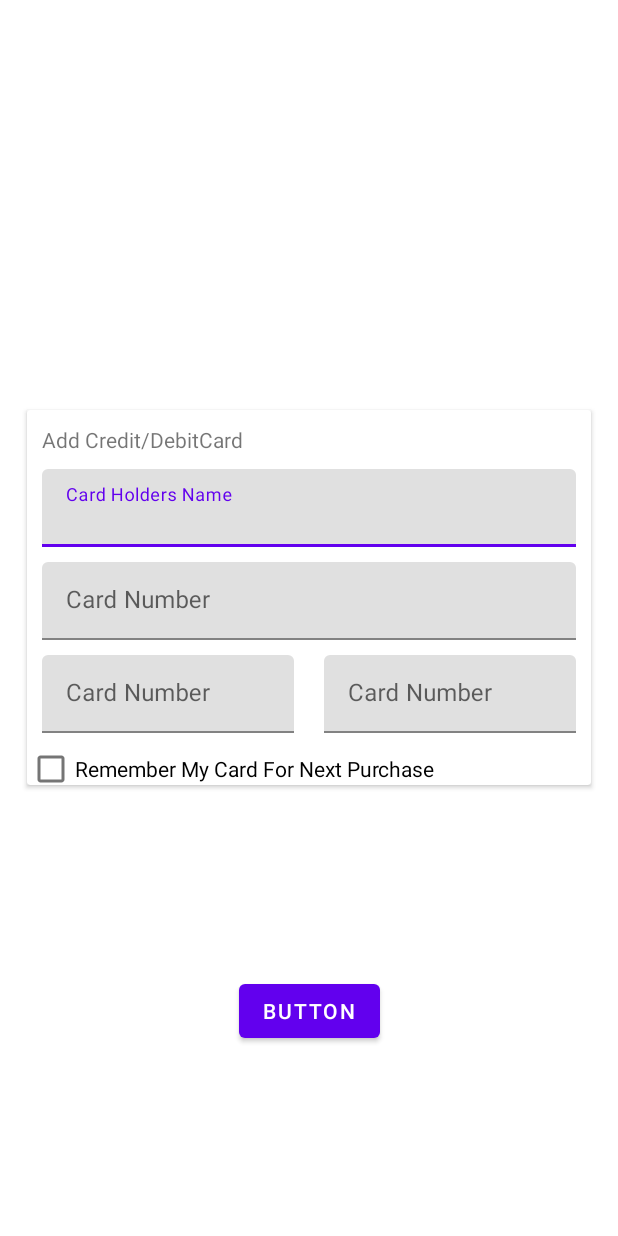
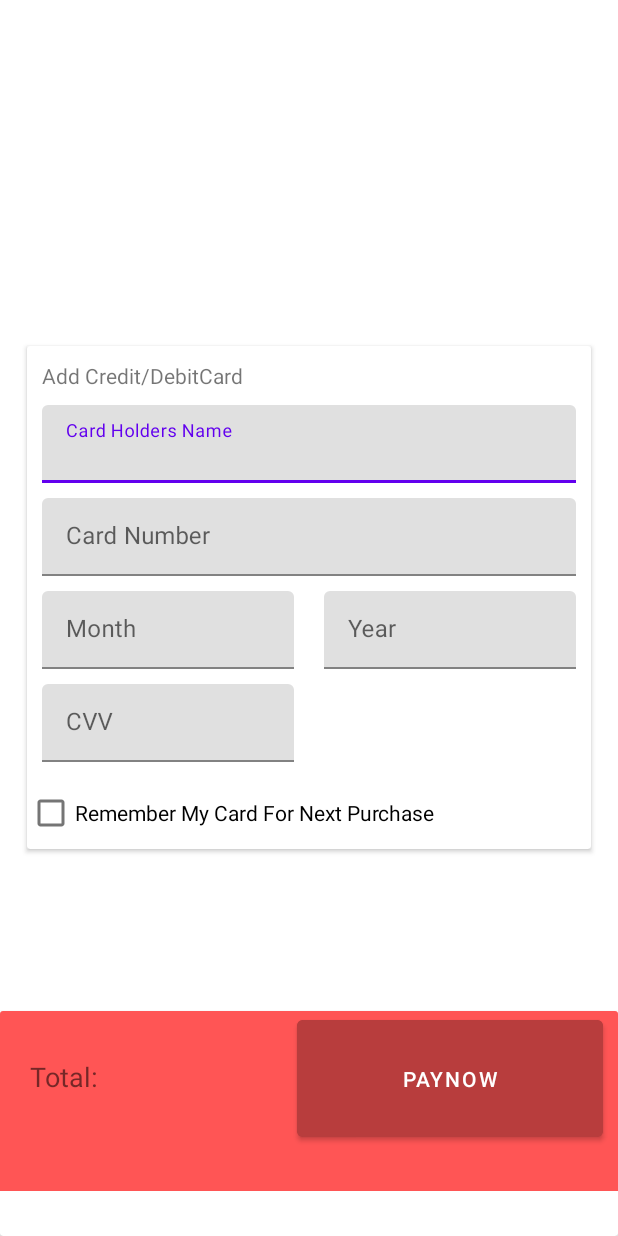
Before and after one commit to Verdilac/MAD-KNOX, an Android app: the Cardpayment screen opened directly, with no data from a screen before it, on a phone screen of 412 x 824 dp. Run offline under Robolectric (Android 15) with nearby library versions, the light colour scheme and no system bars; our stand-ins replace Firebase (no records; nobody signed in at launch, a user with empty details on screens opened directly).

Commit message:
firebase insert working all feilds for the card

```diff
--- a/app/src/main/java/com/example/mad_knox/Card.java
+++ b/app/src/main/java/com/example/mad_knox/Card.java
@@ -4,6 +4,34 @@ public class Card {
 
     private  String name;
     private  String no;
+
+    public String getMonth() {
+        return month;
+    }
+
+    public void setMonth(String month) {
+        this.month = month;
+    }
+
+    public String getYear() {
+        return year;
+    }
+
+    public void setYear(String year) {
+        this.year = year;
+    }
+
+    public String getCvv() {
+        return cvv;
+    }
+
+    public void setCvv(String cvv) {
+        this.cvv = cvv;
+    }
+
+    private String month;
+    private String year;
+    private  String cvv;
     public Card() {
     }
 
--- a/app/src/main/java/com/example/mad_knox/Cardpayment.java
+++ b/app/src/main/java/com/example/mad_knox/Cardpayment.java
@@ -9,12 +9,20 @@ import com.google.android.material.textfield.TextInputLayout;
 import com.google.firebase.database.DatabaseReference;
 import com.google.firebase.database.FirebaseDatabase;
 
+import org.w3c.dom.Text;
+
 public class Cardpayment extends AppCompatActivity {
 
     TextInputLayout holdername;
     TextInputLayout cardno;
+    TextInputLayout cardmonthlay;
+    TextInputLayout cardyearlay;
+    TextInputLayout cardcvvlay;
     String name;
     String cardnumber;
+    String cardmonth;
+    String cardyear;
+    String cardcvv;
     Card card;
     DatabaseReference dbref;
 
@@ -29,6 +37,9 @@ public class Cardpayment extends AppCompatActivity {
         card = new Card();
         cardno = findViewById(R.id.card_nolayout);
         holdername = findViewById(R.id.holder_namelayout);
+        cardmonthlay = findViewById(R.id.cardmonth);
+        cardyearlay = findViewById(R.id.cardyear);
+        cardcvvlay = findViewById(R.id.cardcvv);
 
     }
     public void CardDataSubmission(View view){
@@ -36,9 +47,15 @@ public class Cardpayment extends AppCompatActivity {
 
         name = holdername.getEditText().getText().toString().trim();
         cardnumber = cardno.getEditText().getText().toString().trim();
+        cardmonth = cardmonthlay.getEditText().getText().toString().trim();
+        cardyear = cardyearlay.getEditText().getText().toString().trim();
+        cardcvv = cardcvvlay.getEditText().getText().toString().trim();
 
         card.setName(name);
         card.setNo(cardnumber);
+        card.setMonth(cardmonth);
+        card.setYear(cardyear);
+        card.setCvv(cardcvv);
 
         dbref.push().setValue(card);
     }
--- a/app/src/main/res/layout/activity_cardpayment.xml
+++ b/app/src/main/res/layout/activity_cardpayment.xml
@@ -9,7 +9,7 @@
     <androidx.cardview.widget.CardView
         android:id="@+id/cardViewForm"
         android:layout_width="376dp"
-        android:layout_height="250dp"
+        android:layout_height="wrap_content"
         android:layout_marginStart="16dp"
         android:layout_marginTop="10dp"
         android:layout_marginEnd="16dp"
@@ -82,6 +82,7 @@
 
 
                 <com.google.android.material.textfield.TextInputLayout
+                    android:id="@+id/cardmonth"
                     android:layout_width="wrap_content"
                     android:layout_height="wrap_content"
                     android:layout_marginLeft="10dp"
@@ -89,7 +90,7 @@
                     android:layout_marginRight="10dp"
                     android:layout_weight="1"
                     android:background="#00000000"
-                    android:hint="Card Number">
+                    android:hint="Month">
 
                     <com.google.android.material.textfield.TextInputEditText
                         android:layout_width="match_parent"
@@ -99,13 +100,14 @@
                 </com.google.android.material.textfield.TextInputLayout>
 
                 <com.google.android.material.textfield.TextInputLayout
+                    android:id="@+id/cardyear"
                     android:layout_width="wrap_content"
                     android:layout_height="wrap_content"
                     android:layout_marginLeft="10dp"
                     android:layout_marginTop="10dp"
                     android:layout_marginRight="10dp"
                     android:layout_weight="1"
-                    android:hint="Card Number">
+                    android:hint="Year">
 
                     <com.google.android.material.textfield.TextInputEditText
                         android:layout_width="match_parent"
@@ -120,11 +122,30 @@
             <!--            Expiration date-->
 
 
+            <com.google.android.material.textfield.TextInputLayout
+                android:id="@+id/cardcvv"
+                android:layout_width="168dp"
+                android:layout_height="52dp"
+                android:layout_marginLeft="10dp"
+                android:layout_marginTop="10dp"
+                android:layout_marginRight="10dp"
+                android:hint="CVV"
+                android:layout_weight="1">
+
+                <com.google.android.material.textfield.TextInputEditText
+                    android:layout_width="match_parent"
+                    android:layout_height="match_parent" />
+
+            </com.google.android.material.textfield.TextInputLayout>
+
+
             <CheckBox
                 android:id="@+id/checkBox"
                 android:layout_width="wrap_content"
+                android:layout_marginTop="10dp"
                 android:layout_height="48dp"
                 android:background="#00000000"
+
                 android:text="Remember My Card For Next Purchase"
                 tools:layout_editor_absoluteX="107dp"
                 tools:layout_editor_absoluteY="529dp" />
@@ -133,15 +154,69 @@
 
     </androidx.cardview.widget.CardView>
 
-    <Button
-        android:id="@+id/button2"
-        android:layout_width="wrap_content"
-        android:layout_height="wrap_content"
-        android:onClick="CardDataSubmission"
-        android:text="Button"
+
+    <androidx.cardview.widget.CardView
+        android:id="@+id/payButtonSection"
+        android:layout_width="match_parent"
+        android:layout_height="150dp"
+
         app:layout_constraintBottom_toBottomOf="parent"
         app:layout_constraintEnd_toEndOf="parent"
-        app:layout_constraintHorizontal_bias="0.5"
+        app:layout_constraintHorizontal_bias="1.0"
         app:layout_constraintStart_toStartOf="parent"
-        app:layout_constraintTop_toBottomOf="@+id/cardViewForm" />
+        >
+
+        <LinearLayout
+            android:layout_width="match_parent"
+            android:layout_height="120dp"
+            android:background="#FF5555"
+            android:orientation="horizontal">
+
+
+            <TextView
+                android:id="@+id/textView1"
+                android:layout_width="wrap_content"
+                android:layout_height="30dp"
+                android:layout_marginLeft="20dp"
+                android:layout_weight="1"
+                android:text="Total:  "
+                android:textSize="18dp"
+
+                />
+
+            <Button
+                android:id="@+id/btn_pay"
+                android:layout_width="80dp"
+                android:layout_height="90dp"
+                android:layout_weight="1"
+                android:layout_marginRight="10dp"
+                android:backgroundTint="#B83D3D"
+                android:onClick="CardDataSubmission"
+                android:text="Paynow" />
+        </LinearLayout>
+
+
+    </androidx.cardview.widget.CardView>
+
+
+
+
+
+<!--    <Button-->
+<!--        android:id="@+id/button2"-->
+<!--        android:layout_width="wrap_content"-->
+<!--        android:layout_height="wrap_content"-->
+<!--        android:onClick="CardDataSubmission"-->
+<!--        android:text="Button"-->
+<!--        android:backgroundTint="#FF3C3C"-->
+<!--        app:layout_constraintBottom_toBottomOf="parent"-->
+<!--        app:layout_constraintEnd_toEndOf="parent"-->
+<!--        app:layout_constraintHorizontal_bias="0.5"-->
+<!--        app:layout_constraintStart_toStartOf="parent"-->
+<!--        app:layout_constraintTop_toBottomOf="@+id/cardViewForm" />-->
+
+
+
+
+
 </androidx.constraintlayout.widget.ConstraintLayout>
```
